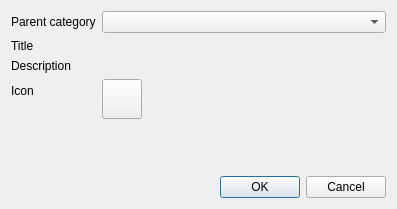
Old version of the form src/librssguard/services/abstract/gui/formcategorydetails.ui in the repository martinrotter/rssguard.
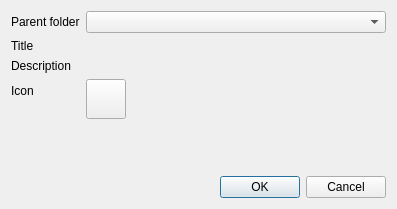
New version of the form. Custom widgets are drawn as their Qt base class.

```diff
--- a/src/librssguard/services/abstract/gui/formcategorydetails.ui
+++ b/src/librssguard/services/abstract/gui/formcategorydetails.ui
@@ -28,7 +28,7 @@
      <item row="0" column="0">
       <widget class="QLabel" name="m_lblParentCategory">
        <property name="text">
-        <string>Parent category</string>
+        <string>Parent folder</string>
        </property>
        <property name="buddy">
         <cstring>m_cmbParentCategory</cstring>
```
